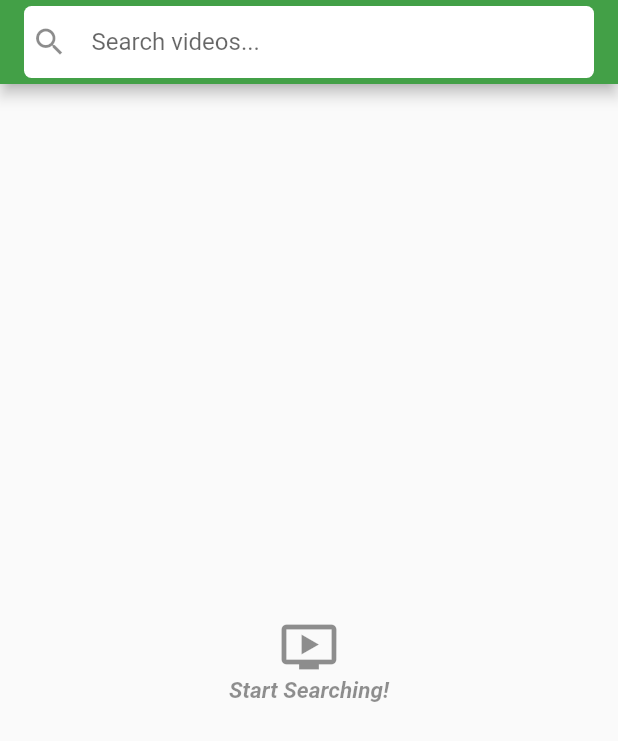
After one commit to rasyidcode/tutorials_code, a Flutter app: the screen it shows after launch, on a phone screen of 412 x 824 dp. The commit adds this screen. Shown: the top 741 px of the screen. Run offline on Flutter 3.47's test engine with Material 2 defaults, Android fonts, the phone set to English and light mode, and no system bars; our stand-ins replace built_collection, built_value, flutter_bloc, kiwi; generated files the repository leaves out were written again.

Commit message:
update for flutter_youtube_search

```diff
--- a/flutter_youtube_search/lib/data/repository/youtube_search_repository.dart
+++ b/flutter_youtube_search/lib/data/repository/youtube_search_repository.dart
@@ -30,7 +30,8 @@ class YoutubeSearchRepository {
 
     if (nextSearchResult == null) throw NullSearchResultException();
 
-    cacheValues(query: _searchQuery, nextPageToken: _pageToken);
+    cacheValues(
+        query: _searchQuery, nextPageToken: nextSearchResult.nextPageToken);
 
     return nextSearchResult.items;
   }
--- /dev/null
+++ b/flutter_youtube_search/lib/ui/search/widget/centered_message.dart
@@ -0,0 +1,37 @@
+import 'package:flutter/material.dart';
+
+class CenteredMessage extends StatelessWidget {
+  const CenteredMessage({
+    Key? key,
+    required this.message,
+    required this.icon,
+  }) : super(key: key);
+  final String message;
+  final IconData icon;
+
+  @override
+  Widget build(BuildContext context) {
+    return Center(
+      child: Opacity(
+        opacity: 0.5,
+        child: Column(
+          mainAxisSize: MainAxisSize.min,
+          children: [
+            Icon(
+              icon,
+              size: 40,
+            ),
+            Text(
+              message,
+              style: TextStyle(
+                fontSize: 15.0,
+                fontStyle: FontStyle.italic,
+                fontWeight: FontWeight.bold,
+              ),
+            ),
+          ],
+        ),
+      ),
+    );
+  }
+}
--- /dev/null
+++ b/flutter_youtube_search/lib/ui/search/widget/search_bar.dart
@@ -0,0 +1,22 @@
+import 'package:flutter/material.dart';
+import 'package:github_user_searcch/ui/search/widget/search_field.dart';
+
+class SearchBar extends StatelessWidget {
+  const SearchBar({
+    Key? key,
+  }) : super(key: key);
+
+  @override
+  Widget build(BuildContext context) {
+    return Container(
+      decoration: BoxDecoration(
+        color: Colors.white,
+        borderRadius: BorderRadius.circular(5),
+      ),
+      child: Padding(
+        padding: const EdgeInsets.only(left: 5.0),
+        child: SearchField(),
+      ),
+    );
+  }
+}
--- /dev/null
+++ b/flutter_youtube_search/lib/ui/search/widget/search_field.dart
@@ -0,0 +1,44 @@
+import 'package:flutter/material.dart';
+import 'package:flutter_bloc/flutter_bloc.dart';
+import 'package:github_user_searcch/ui/search/search.dart';
+
+class SearchField extends StatefulWidget {
+  const SearchField({
+    Key? key,
+  }) : super(key: key);
+
+  @override
+  _SearchFieldState createState() => _SearchFieldState();
+}
+
+class _SearchFieldState extends State<SearchField> {
+  final _controller = TextEditingController();
+  final _focusNode = FocusNode();
+
+  @override
+  void initState() {
+    super.initState();
+    _focusNode.addListener(() {
+      if (_focusNode.hasFocus) {
+        _controller.selection =
+            TextSelection(baseOffset: 0, extentOffset: _controller.text.length);
+      }
+    });
+  }
+
+  @override
+  Widget build(BuildContext context) {
+    return TextField(
+      controller: _controller,
+      focusNode: _focusNode,
+      decoration: InputDecoration(
+        hintText: 'Search videos...',
+        border: InputBorder.none,
+        icon: Icon(Icons.search),
+      ),
+      onSubmitted: (searchQuery) {
+        BlocProvider.of<SearchBloc>(context).onSearchInitiated(searchQuery);
+      },
+    );
+  }
+}
```
Also changed, not shown: flutter_youtube_search/lib/ui/search/search_page.dart (+86 -52 lines).
